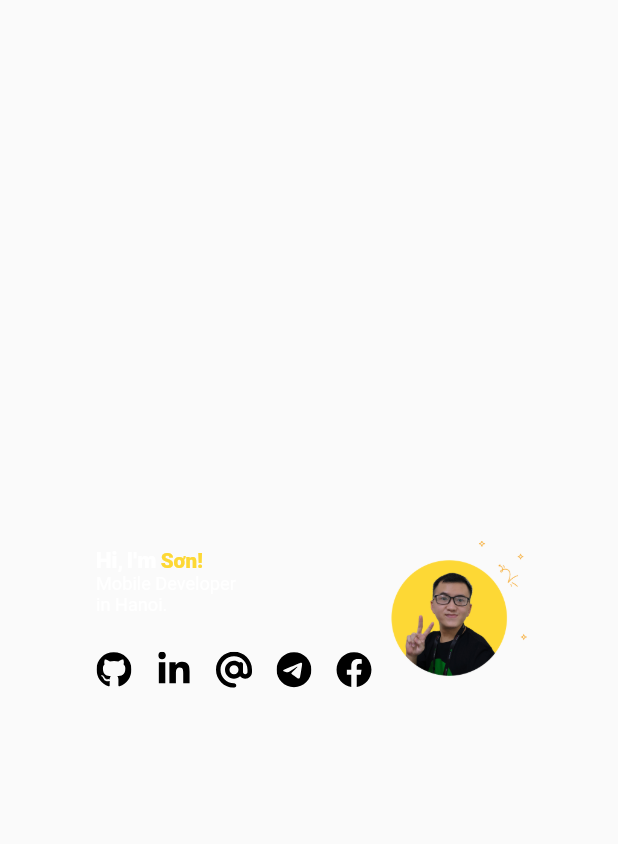
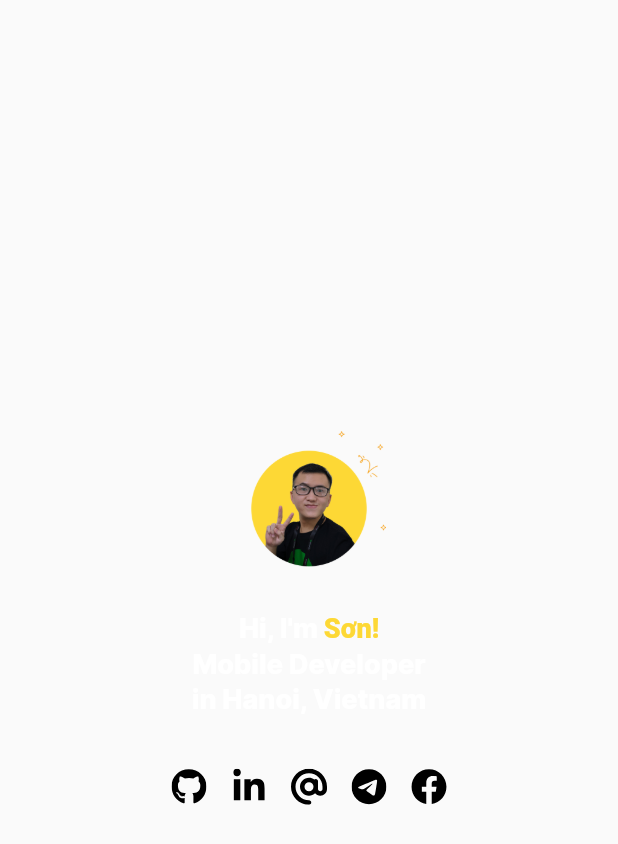
Before and after one commit to sownt/sownt, a Flutter app: the screen it shows after launch, on a phone screen of 412 x 824 dp. Shown: the top 844 px of the screen. Run offline on Flutter 3.47's test engine with Material 2 defaults, Android fonts, the phone set to English and light mode, and no system bars; our stand-ins replace flutter_svg.

Commit message:
Add mobile support

```diff
--- a/site/lib/main.dart
+++ b/site/lib/main.dart
@@ -60,16 +60,143 @@ class _MyHomePageState extends State<MyHomePage> {
   @override
   void initState() {
     super.initState();
-    Future.delayed(const Duration(milliseconds: 100), _changeOpacity);
+    Future.delayed(const Duration(milliseconds: 500), _changeOpacity);
   }
 
   @override
   Widget build(BuildContext context) {
-    final size = MediaQuery.of(context).size;
     return Scaffold(
       // backgroundColor: Colors.yellow.shade50,
-      body: Padding(
-        padding: const EdgeInsets.symmetric(vertical: 56, horizontal: 64),
+      body: LayoutBuilder(
+        builder: (context, constraints) {
+          if (constraints.maxWidth < 768) {
+            return _buildMobile(context);
+          } else {
+            return _buildDesktop(context);
+          }
+        },
+      ),
+    );
+  }
+
+  Widget _buildMobile(BuildContext context) {
+    final media = MediaQuery.of(context).size;
+    final heading = media.width ~/ 40 > 18 ? media.width ~/ 40 : 18;
+    final avatarSize = media.width ~/ 4;
+    return Padding(
+      padding: const EdgeInsets.all(32),
+      child: Center(
+        child: Column(
+          mainAxisAlignment: MainAxisAlignment.center,
+          children: [
+            AnimatedOpacity(
+              opacity: opacityLevel,
+              duration: const Duration(seconds: 1),
+              child: Image.asset(
+                'assets/avatar.png',
+                width: avatarSize * 1.0,
+                height: avatarSize * 1.0,
+              ),
+            ),
+            const SizedBox(height: 16),
+            AnimatedOpacity(
+              opacity: opacityLevel,
+              duration: const Duration(seconds: 1),
+              child: RichText(
+                textAlign: TextAlign.center,
+                text: TextSpan(
+                  style: TextStyle(
+                    fontSize: heading * 1.0,
+                    height: 1.3,
+                    fontFamily: 'Inter',
+                    fontWeight: FontWeight.w800,
+                  ),
+                  children: [
+                    const TextSpan(text: 'Hi, I\'m '),
+                    TextSpan(
+                      text: 'Sơn!\n',
+                      style: TextStyle(
+                        color: Colors.yellow.shade600,
+                      ),
+                    ),
+                    const TextSpan(
+                      text: 'Mobile Developer\nin Hanoi, Vietnam',
+                    ),
+                  ],
+                ),
+              ),
+            ),
+            const SizedBox(height: 36),
+            AnimatedOpacity(
+              opacity: opacityLevel,
+              duration: const Duration(seconds: 1),
+              child: Row(
+                mainAxisSize: MainAxisSize.min,
+                children: [
+                  IconButton(
+                    tooltip: 'Github',
+                    onPressed: () async =>
+                        await launchUrl(Uri.parse('https://github.com/sownt')),
+                    icon: SvgPicture.asset('assets/icons/github.svg'),
+                    color: Colors.black,
+                    constraints: const BoxConstraints(),
+                    padding: EdgeInsets.zero,
+                  ),
+                  const SizedBox(width: 16),
+                  IconButton(
+                    tooltip: 'LinkedIn',
+                    onPressed: () async => await launchUrl(
+                        Uri.parse('https://www.linkedin.com/in/sownt')),
+                    icon: SvgPicture.asset('assets/icons/linkedin-in.svg'),
+                    color: Colors.black,
+                    constraints: const BoxConstraints(),
+                    padding: EdgeInsets.zero,
+                  ),
+                  const SizedBox(width: 16),
+                  IconButton(
+                    tooltip: 'Email',
+                    onPressed: () async =>
+                        await launchUrl(Uri.parse('mailto:contact@sownt.com')),
+                    icon: SvgPicture.asset('assets/icons/at-solid.svg'),
+                    color: Colors.black,
+                    constraints: const BoxConstraints(),
+                    padding: EdgeInsets.zero,
+                  ),
+                  const SizedBox(width: 16),
+                  IconButton(
+                    tooltip: 'Telegram',
+                    onPressed: () async =>
+                        await launchUrl(Uri.parse('https://t.me/sowntt')),
+                    icon: SvgPicture.asset('assets/icons/telegram.svg'),
+                    color: Colors.black,
+                    constraints: const BoxConstraints(),
+                    padding: EdgeInsets.zero,
+                  ),
+                  const SizedBox(width: 16),
+                  IconButton(
+                    tooltip: 'Facebook',
+                    onPressed: () async => await launchUrl(
+                        Uri.parse('https://www.facebook.com/thaison181/')),
+                    icon: SvgPicture.asset('assets/icons/facebook.svg'),
+                    color: Colors.black,
+                    constraints: const BoxConstraints(),
+                    padding: EdgeInsets.zero,
+                  ),
+                ],
+              ),
+            ),
+          ],
+        ),
+      ),
+    );
+  }
+
+  Widget _buildDesktop(BuildContext context) {
+    final media = MediaQuery.of(context).size;
+    final heading = media.width ~/ 40;
+    final avatarSize = media.width ~/ 4;
+    return Padding(
+      padding: const EdgeInsets.all(64),
       child: Center(
         child: Row(
           children: [
@@ -84,7 +211,8 @@ class _MyHomePageState extends State<MyHomePage> {
                   child: RichText(
                     text: TextSpan(
                       style: TextStyle(
-                          fontSize: size.width / 30,
+                        fontSize: heading * 1.0,
+                        height: 1.3,
                         fontFamily: 'Inter',
                         fontWeight: FontWeight.w800,
                       ),
@@ -92,11 +220,12 @@ class _MyHomePageState extends State<MyHomePage> {
                         const TextSpan(text: 'Hi, I\'m '),
                         TextSpan(
                           text: 'Sơn!\n',
-                            style: TextStyle(color: Colors.yellow.shade600),
+                          style: TextStyle(
+                            color: Colors.yellow.shade600,
                           ),
-                          TextSpan(
-                            text: 'Mobile Developer\nin Hanoi.',
-                            style: TextStyle(fontSize: size.width / 34, fontWeight: FontWeight.normal),
+                        ),
+                        const TextSpan(
+                          text: 'Mobile Developer\nin Hanoi, Vietnam.',
                         ),
                       ],
                     ),
@@ -109,6 +238,7 @@ class _MyHomePageState extends State<MyHomePage> {
                   child: Row(
                     children: [
                       IconButton(
+                        tooltip: 'Github',
                         onPressed: () async => await launchUrl(
                             Uri.parse('https://github.com/sownt')),
                         icon: SvgPicture.asset('assets/icons/github.svg'),
@@ -118,16 +248,17 @@ class _MyHomePageState extends State<MyHomePage> {
                       ),
                       const SizedBox(width: 16),
                       IconButton(
+                        tooltip: 'LinkedIn',
                         onPressed: () async => await launchUrl(
                             Uri.parse('https://www.linkedin.com/in/sownt')),
-                          icon:
-                              SvgPicture.asset('assets/icons/linkedin-in.svg'),
+                        icon: SvgPicture.asset('assets/icons/linkedin-in.svg'),
                         color: Colors.black,
                         constraints: const BoxConstraints(),
                         padding: EdgeInsets.zero,
                       ),
                       const SizedBox(width: 16),
                       IconButton(
+                        tooltip: 'Email',
                         onPressed: () async => await launchUrl(
                             Uri.parse('mailto:contact@sownt.com')),
                         icon: SvgPicture.asset('assets/icons/at-solid.svg'),
@@ -137,6 +268,7 @@ class _MyHomePageState extends State<MyHomePage> {
                       ),
                       const SizedBox(width: 16),
                       IconButton(
+                        tooltip: 'Telegram',
                         onPressed: () async =>
                             await launchUrl(Uri.parse('https://t.me/sowntt')),
                         icon: SvgPicture.asset('assets/icons/telegram.svg'),
@@ -146,8 +278,9 @@ class _MyHomePageState extends State<MyHomePage> {
                       ),
                       const SizedBox(width: 16),
                       IconButton(
-                          onPressed: () async => await launchUrl(Uri.parse(
-                              'https://www.facebook.com/thaison181/')),
+                        tooltip: 'Facebook',
+                        onPressed: () async => await launchUrl(
+                            Uri.parse('https://www.facebook.com/thaison181/')),
                         icon: SvgPicture.asset('assets/icons/facebook.svg'),
                         color: Colors.black,
                         constraints: const BoxConstraints(),
@@ -164,15 +297,14 @@ class _MyHomePageState extends State<MyHomePage> {
               duration: const Duration(seconds: 1),
               child: Image.asset(
                 'assets/avatar.png',
-                  width: size.width / 4,
-                  height: size.width / 4,
+                width: avatarSize * 1.0,
+                height: avatarSize * 1.0,
               ),
             ),
             const Spacer(),
           ],
         ),
       ),
-      ),
     );
   }
 }
--- a/site/lib/util/font_size.dart
+++ /dev/null
@@ -1,10 +0,0 @@
-class FontSize {
-  FontSize._();
-
-  static const h1 = 96;
-  static const h2 = 60;
-  static const h3 = 48;
-  static const h4 = 34;
-  static const h5 = 24;
-  static const h6 = 20;
-}
```
Also changed, not shown: site/pubspec.yaml (+7 -1 lines), site/assets/favicon.png, 1 other file. Lines whose indentation alone changed are shown as unchanged.
